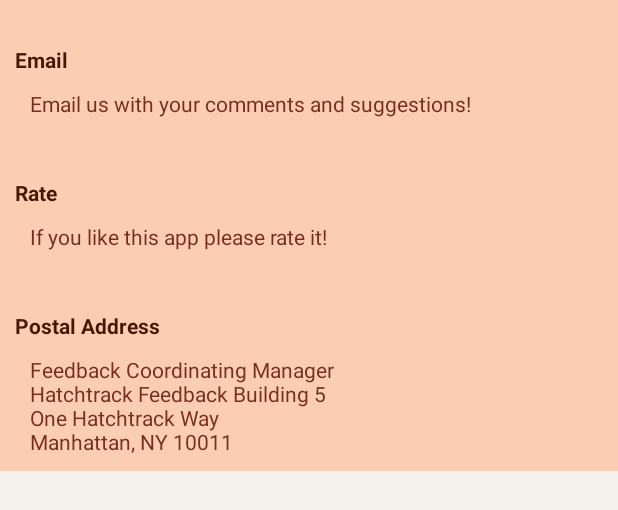
After one commit to manfangllc/hatchtrack-android, an Android app: the layout frag_feedback.xml on its own in the app's theme, with its tools: preview values and no code run, on a phone screen of 412 x 824 dp. The commit adds this screen. Shown: the top 510 px of the screen. Run offline under Robolectric (Android 15) with nearby library versions, the phone set to English and light mode, and no system bars.

Commit message:
added feedback fragment

```diff
--- /dev/null
+++ b/app/src/main/res/layout/frag_feedback.xml
@@ -0,0 +1,122 @@
+<?xml version="1.0" encoding="utf-8"?>
+
+<android.support.design.widget.CoordinatorLayout
+    xmlns:android="http://schemas.android.com/apk/res/android"
+    xmlns:app="http://schemas.android.com/apk/res-auto"
+    xmlns:tools="http://schemas.android.com/tools"
+    android:id="@+id/coordinator"
+    app:layout_behavior="@string/appbar_scrolling_view_behavior"
+    android:layout_width="match_parent"
+    android:layout_height="match_parent">
+
+    <android.support.constraint.ConstraintLayout
+        android:layout_width="match_parent"
+        android:layout_height="wrap_content"
+        android:background="@color/windowBackground"
+        android:fitsSystemWindows="false">
+
+        <LinearLayout
+            android:id="@+id/linearLayout"
+            android:layout_width="match_parent"
+            android:layout_height="wrap_content"
+            android:fitsSystemWindows="false"
+            android:orientation="vertical"
+            app:layout_constraintLeft_toLeftOf="parent"
+            app:layout_constraintRight_toRightOf="parent"
+            app:layout_constraintTop_toTopOf="parent">
+
+            <android.support.constraint.ConstraintLayout
+                android:id="@+id/emailId"
+                android:layout_width="match_parent"
+                android:layout_height="wrap_content"
+                android:background="?attr/selectableItemBackground"
+                android:clickable="true"
+                android:focusable="auto"
+                android:padding="10dp">
+
+                <TextView
+                    android:id="@+id/textView5"
+                    android:layout_width="wrap_content"
+                    android:layout_height="wrap_content"
+                    android:layout_marginTop="20dp"
+                    android:text="Email"
+                    android:textColor="@color/textColorPrimary"
+                    android:textStyle="bold"
+                    app:layout_constraintLeft_toLeftOf="parent"
+                    app:layout_constraintTop_toTopOf="parent" />
+
+                <TextView
+                    android:id="@+id/textView4"
+                    android:layout_width="wrap_content"
+                    android:layout_height="wrap_content"
+                    android:layout_margin="10dp"
+                    android:singleLine="false"
+                    android:text="Email us with your comments and suggestions!"
+                    app:layout_constraintLeft_toLeftOf="@+id/textView5"
+                    app:layout_constraintTop_toBottomOf="@+id/textView5" />
+            </android.support.constraint.ConstraintLayout>
+
+            <android.support.constraint.ConstraintLayout
+                android:id="@+id/rateId"
+                android:layout_width="match_parent"
+                android:layout_height="wrap_content"
+                android:background="?attr/selectableItemBackground"
+                android:clickable="true"
+                android:focusable="auto"
+                android:padding="10dp">
+
+                <TextView
+                    android:id="@+id/textView7"
+                    android:layout_width="wrap_content"
+                    android:layout_height="wrap_content"
+                    android:layout_marginTop="20dp"
+                    android:text="Rate"
+                    android:textColor="@color/textColorPrimary"
+                    android:textStyle="bold"
+                    app:layout_constraintLeft_toLeftOf="parent"
+                    app:layout_constraintTop_toTopOf="parent" />
+
+                <TextView
+                    android:id="@+id/textView6"
+                    android:layout_width="wrap_content"
+                    android:layout_height="wrap_content"
+                    android:layout_margin="10dp"
+                    android:singleLine="false"
+                    android:text="If you like this app please rate it!"
+                    app:layout_constraintLeft_toLeftOf="@+id/textView7"
+                    app:layout_constraintTop_toBottomOf="@+id/textView7" />
+
+            </android.support.constraint.ConstraintLayout>
+
+            <android.support.constraint.ConstraintLayout
+                android:layout_width="match_parent"
+                android:layout_height="wrap_content"
+                android:clickable="false"
+                android:padding="10dp">
+
+                <TextView
+                    android:id="@+id/textView9"
+                    android:layout_width="wrap_content"
+                    android:layout_height="wrap_content"
+                    android:layout_marginTop="20dp"
+                    android:text="Postal Address"
+                    android:textColor="@color/textColorPrimary"
+                    android:textStyle="bold"
+                    app:layout_constraintLeft_toLeftOf="parent"
+                    app:layout_constraintTop_toTopOf="parent" />
+
+                <TextView
+                    android:id="@+id/textView8"
+                    android:layout_width="wrap_content"
+                    android:layout_height="wrap_content"
+                    android:layout_margin="10dp"
+                    android:singleLine="false"
+                    android:text="Feedback Coordinating Manager\nHatchtrack Feedback Building 5\nOne Hatchtrack Way\nManhattan, NY 10011"
+                    app:layout_constraintLeft_toLeftOf="@+id/textView9"
+                    app:layout_constraintTop_toBottomOf="@+id/textView9" />
+            </android.support.constraint.ConstraintLayout>
+        </LinearLayout>
+
+    </android.support.constraint.ConstraintLayout>
+
+</android.support.design.widget.CoordinatorLayout>
--- a/app/src/main/res/values/strings.xml
+++ b/app/src/main/res/values/strings.xml
@@ -43,7 +43,7 @@
 
     <string name="menu_title_community">COMMUNITY</string>
     <string name="menu_forum">Forum</string>
-    <string name="menu_classified">Classifieds</string>
+    <string name="menu_classified">Hatching Eggs</string>
     <string name="menu_buy">Get Peep</string>
 
     <string name="menu_settings">Settings</string>
```
Also changed, not shown: app/src/main/java/com/hatchtrack/app/FeedbackFragment.java (added, +67 -0 lines), app/src/main/java/com/hatchtrack/app/MainActivity.java (+17 -4 lines), 66 other files.
